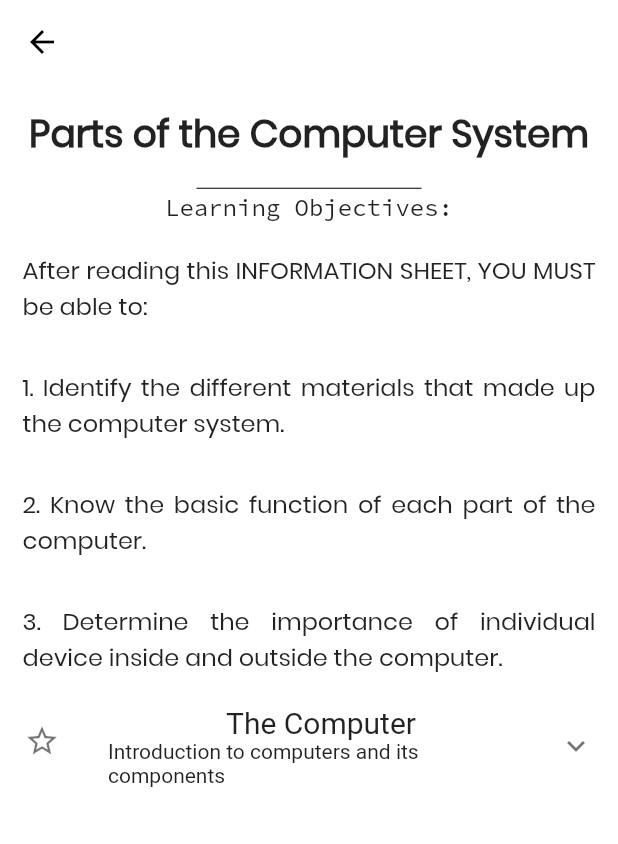
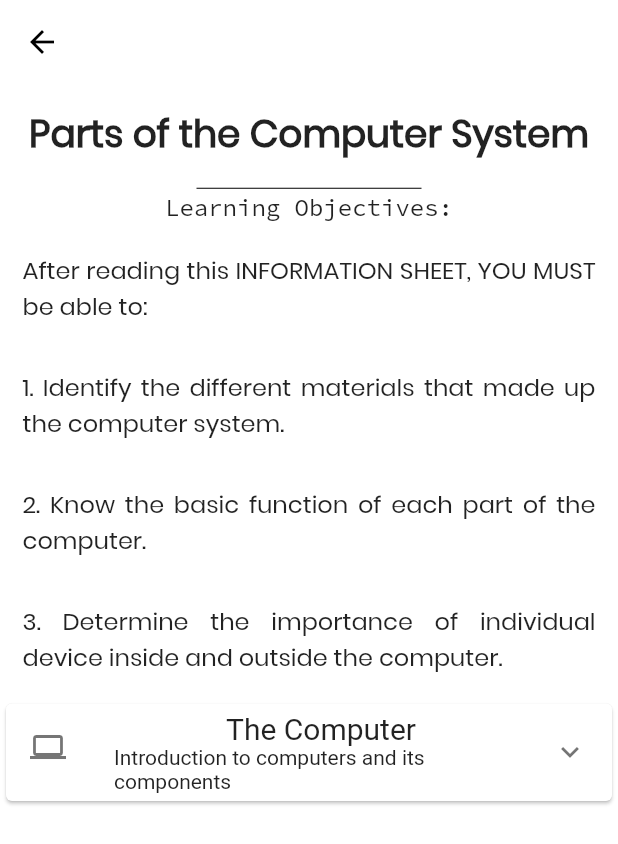
Before and after one commit to CasualEngineerZombie/Intellisense_Guide_App, a Flutter app: the CSS screen opened directly, swiped to page 3, on a phone screen of 412 x 824 dp. Shown: the top 844 px of the screen. Run offline on Flutter 3.47's test engine with Material 2 defaults, Android fonts, the phone set to English and light mode, and no system bars; our stand-ins replace carousel_pro.

Commit message:
adding 3rd Page

```diff
--- a/lib/Skills/CSS.dart
+++ b/lib/Skills/CSS.dart
@@ -939,8 +939,9 @@ class CSS extends StatelessWidget {
                         ),
                       ],
                     ),
-                    ExpansionTile(
-                        leading: Icon(Icons.star_border),
+                    Card(
+                      child: ExpansionTile(
+                        leading: Icon(Icons.computer),
                         title: Column(
                           children: <Widget>[
                             Text(
@@ -967,6 +968,7 @@ class CSS extends StatelessWidget {
                           ),
                         ],
                       ),
+                    ),
                   ],
                 ),
               ],
```
